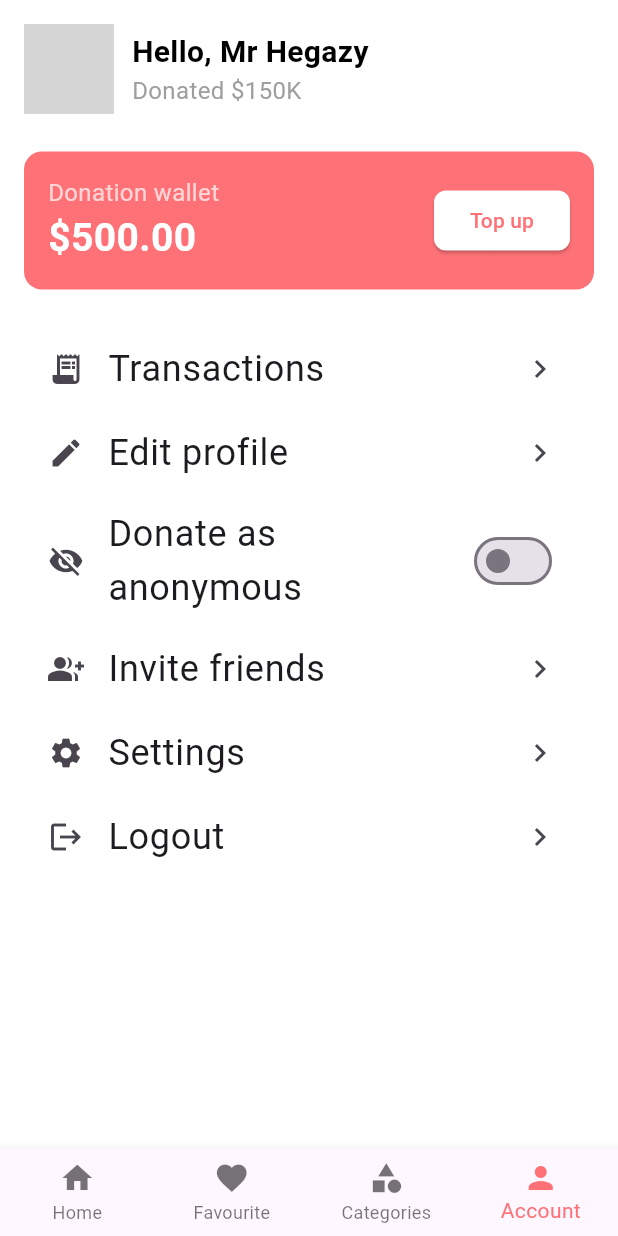
After one commit to YoussefGhonem1/charity_app, a Flutter app: the ProfileManagementScreen screen opened directly, on a phone screen of 412 x 824 dp. The commit adds this screen. Run offline on Flutter 3.47's test engine with Material 3 defaults, Android fonts, the phone set to English and light mode, and no system bars; our stand-ins replace confetti, dots_indicator, flutter_svg, vector_graphics; network calls fail; grey boxes are pictures that could not be loaded.

Commit message:
Add profile management screen with all its features

```diff
--- a/lib/src/features/layout/screens/layout_screen.dart
+++ b/lib/src/features/layout/screens/layout_screen.dart
@@ -1,5 +1,6 @@
 import 'package:charity/src/features/favourite/favourite.dart';
 import 'package:charity/src/features/home/screen/home_screen.dart';
+import 'package:charity/src/features/profile_management/profile_management_screen.dart';
 import 'package:charity/src/shared/theme/app_colors.dart';
 import 'package:flutter/cupertino.dart';
 import 'package:flutter/material.dart';
@@ -13,7 +14,7 @@ class LayoutScreen extends StatefulWidget {
 
 class _LayoutScreenState extends State<LayoutScreen> {
   int _selectedIndex = 0;
-  List<Widget> tabs = [HomeScreen(), FavouriteScreen(), HomeScreen(), HomeScreen()];
+  List<Widget> tabs = [HomeScreen(), FavouriteScreen(), HomeScreen(), const ProfileManagementScreen()];
   @override
   Widget build(BuildContext context) {
     return Scaffold(
--- /dev/null
+++ b/lib/src/features/profile_management/edit_profile_screen.dart
@@ -0,0 +1,13 @@
+import 'package:flutter/material.dart';
+
+class EditProfileScreen extends StatelessWidget {
+  const EditProfileScreen({Key? key}) : super(key: key);
+
+  @override
+  Widget build(BuildContext context) {
+    return Scaffold(
+      appBar: AppBar(title: const Text('Edit Profile')),
+      body: const Center(child: Text('Profile editing form goes here.')),
+    );
+  }
+}
--- /dev/null
+++ b/lib/src/features/profile_management/invite_friends_screen.dart
@@ -0,0 +1,13 @@
+import 'package:flutter/material.dart';
+
+class InviteFriendsScreen extends StatelessWidget {
+  const InviteFriendsScreen({Key? key}) : super(key: key);
+
+  @override
+  Widget build(BuildContext context) {
+    return Scaffold(
+      appBar: AppBar(title: const Text('Invite Friends')),
+      body: const Center(child: Text('Share your referral link from here.')),
+    );
+  }
+}
--- /dev/null
+++ b/lib/src/features/profile_management/profile_management_screen.dart
@@ -0,0 +1,183 @@
+import 'package:flutter/material.dart';
+import 'package:charity/src/shared/theme/app_colors.dart';
+
+class ProfileManagementScreen extends StatefulWidget {
+  const ProfileManagementScreen({Key? key}) : super(key: key);
+
+  @override
+  State<ProfileManagementScreen> createState() => _ProfileManagementScreenState();
+}
+
+class _ProfileManagementScreenState extends State<ProfileManagementScreen> {
+  bool donateAsAnonymous = false;
+  double walletBalance = 500.00;
+
+  @override
+  Widget build(BuildContext context) {
+    return Scaffold(
+      bottomNavigationBar: BottomNavigationBar(
+        currentIndex: 3, // Account Tab
+        onTap: (index) {
+          // 👇 Simple navigation example
+          if (index == 0) {
+            Navigator.pushNamed(context, '/home');
+          } else if (index == 1) {
+            Navigator.pushNamed(context, '/favourite');
+          } else if (index == 2) {
+            Navigator.pushNamed(context, '/categories');
+          }
+        },
+        type: BottomNavigationBarType.fixed,
+        selectedItemColor: AppColors.primaryColor,
+        items: const [
+          BottomNavigationBarItem(icon: Icon(Icons.home), label: 'Home'),
+          BottomNavigationBarItem(icon: Icon(Icons.favorite), label: 'Favourite'),
+          BottomNavigationBarItem(icon: Icon(Icons.category), label: 'Categories'),
+          BottomNavigationBarItem(icon: Icon(Icons.person), label: 'Account'),
+        ],
+      ),
+      body: SafeArea(
+        child: SingleChildScrollView(
+          padding: const EdgeInsets.all(16),
+          child: Column(
+            children: [
+              // 🔸 Header
+              Row(
+                children: [
+                  CircleAvatar(
+                    radius: 30,
+                    backgroundImage: const NetworkImage(
+                      'https://images.unsplash.com/photo-1500648767791-00dcc994a43e',
+                    ),
+                  ),
+                  const SizedBox(width: 12),
+                  Column(
+                    crossAxisAlignment: CrossAxisAlignment.start,
+                    children: const [
+                      Text(
+                        'Hello, Mr Hegazy',
+                        style: TextStyle(fontSize: 20, fontWeight: FontWeight.bold),
+                      ),
+                      Text(
+                        'Donated \$150K',
+                        style: TextStyle(color: Colors.grey),
+                      ),
+                    ],
+                  ),
+                ],
+              ),
+              const SizedBox(height: 25),
+
+              // 💰 Donation Wallet Card
+              Container(
+                padding: const EdgeInsets.all(16),
+                decoration: BoxDecoration(
+                  color: AppColors.primaryColor,
+                  borderRadius: BorderRadius.circular(12),
+                ),
+                child: Row(
+                  mainAxisAlignment: MainAxisAlignment.spaceBetween,
+                  children: [
+                    Column(
+                      crossAxisAlignment: CrossAxisAlignment.start,
+                      children: [
+                        const Text(
+                          'Donation wallet',
+                          style: TextStyle(color: Colors.white70),
+                        ),
+                        Text(
+                          '\$${walletBalance.toStringAsFixed(2)}',
+                          style: const TextStyle(
+                              color: Colors.white,
+                              fontSize: 26,
+                              fontWeight: FontWeight.bold),
+                        ),
+                      ],
+                    ),
+                    ElevatedButton(
+                      style: ElevatedButton.styleFrom(
+                        backgroundColor: Colors.white,
+                        foregroundColor: AppColors.primaryColor,
+                        shape: RoundedRectangleBorder(
+                          borderRadius: BorderRadius.circular(8),
+                        ),
+                      ),
+                      onPressed: () {
+                        setState(() {
+                          walletBalance += 100;
+                        });
+                      },
+                      child: const Text('Top up'),
+                    ),
+                  ],
+                ),
+              ),
+              const SizedBox(height: 25),
+
+              // 📌 Menu Options
+              _buildMenuItem(
+                icon: Icons.receipt_long,
+                text: 'Transactions',
+                onTap: () => Navigator.pushNamed(context, '/transactions'),
+              ),
+              _buildMenuItem(
+                icon: Icons.edit,
+                text: 'Edit profile',
+                onTap: () => Navigator.pushNamed(context, '/edit-profile'),
+              ),
+
+              // 🔘 Toggle
+              ListTile(
+                leading: const Icon(Icons.visibility_off),
+                title: const Text('Donate as anonymous'),
+                trailing: Switch(
+                  value: donateAsAnonymous,
+                  onChanged: (value) {
+                    setState(() {
+                      donateAsAnonymous = value;
+                    });
+                  },
+                  activeColor: AppColors.primaryColor,
+                ),
+              ),
+
+              _buildMenuItem(
+                icon: Icons.group_add,
+                text: 'Invite friends',
+                onTap: () => Navigator.pushNamed(context, '/invite'),
+              ),
+              _buildMenuItem(
+                icon: Icons.settings,
+                text: 'Settings',
+                onTap: () => Navigator.pushNamed(context, '/settings'),
+              ),
+              _buildMenuItem(
+                icon: Icons.logout,
+                text: 'Logout',
+                onTap: () {
+                  // 👇 Here you can add your logout logic
+                  ScaffoldMessenger.of(context).showSnackBar(
+                    const SnackBar(content: Text('Logged out successfully')),
+                  );
+                },
+              ),
+            ],
+          ),
+        ),
+      ),
+    );
+  }
+
+  Widget _buildMenuItem({
+    required IconData icon,
+    required String text,
+    required VoidCallback onTap,
+  }) {
+    return ListTile(
+      leading: Icon(icon),
+      title: Text(text),
+      trailing: const Icon(Icons.chevron_right),
+      onTap: onTap,
+    );
+  }
+}
--- /dev/null
+++ b/lib/src/features/profile_management/settings_screen.dart
@@ -0,0 +1,13 @@
+import 'package:flutter/material.dart';
+
+class SettingsScreen extends StatelessWidget {
+  const SettingsScreen({Key? key}) : super(key: key);
+
+  @override
+  Widget build(BuildContext context) {
+    return Scaffold(
+      appBar: AppBar(title: const Text('Settings')),
+      body: const Center(child: Text('Settings options will be listed here.')),
+    );
+  }
+}
--- /dev/null
+++ b/lib/src/features/profile_management/transactions_screen.dart
@@ -0,0 +1,13 @@
+import 'package:flutter/material.dart';
+
+class TransactionsScreen extends StatelessWidget {
+  const TransactionsScreen({Key? key}) : super(key: key);
+
+  @override
+  Widget build(BuildContext context) {
+    return Scaffold(
+      appBar: AppBar(title: const Text('Transactions')),
+      body: const Center(child: Text('Transactions history will appear here.')),
+    );
+  }
+}
--- a/lib/src/shared/routing/app_routs.dart
+++ b/lib/src/shared/routing/app_routs.dart
@@ -15,6 +15,10 @@ import 'package:flutter/material.dart';
 import 'package:charity/src/features/forget_password/screens/reset_password_sent_page.dart';
 import '../../features/sigin_in_email/screens/signin_email.dart';
 import '../../features/sign_in_password/screens/sign_in_password_screen.dart';
+import 'package:charity/src/features/profile_management/transactions_screen.dart';
+import 'package:charity/src/features/profile_management/edit_profile_screen.dart';
+import 'package:charity/src/features/profile_management/invite_friends_screen.dart';
+import 'package:charity/src/features/profile_management/settings_screen.dart';
 
 class Routes {
   static const String initial = '/';
@@ -33,6 +37,10 @@ class Routes {
   static const String donationPage = '/donation_page';
   static const String homePage = '/home_page';
   static const String layout = '/layout';
+  static const String transactions = '/transactions';
+  static const String editProfile = '/edit-profile';
+  static const String inviteFriends = '/invite';
+  static const String settings = '/settings';
 }
 
 class AppRoutes {
@@ -76,6 +84,14 @@ class AppRoutes {
 
       case Routes.homePage:
         return MaterialPageRoute(builder: (_) => HomeScreen());
+      case Routes.transactions:
+        return MaterialPageRoute(builder: (_) => const TransactionsScreen());
+      case Routes.editProfile:
+        return MaterialPageRoute(builder: (_) => const EditProfileScreen());
+      case Routes.inviteFriends:
+        return MaterialPageRoute(builder: (_) => const InviteFriendsScreen());
+      case Routes.settings:
+        return MaterialPageRoute(builder: (_) => const SettingsScreen());
       default:
         return MaterialPageRoute(
           builder: (_) =>
```
